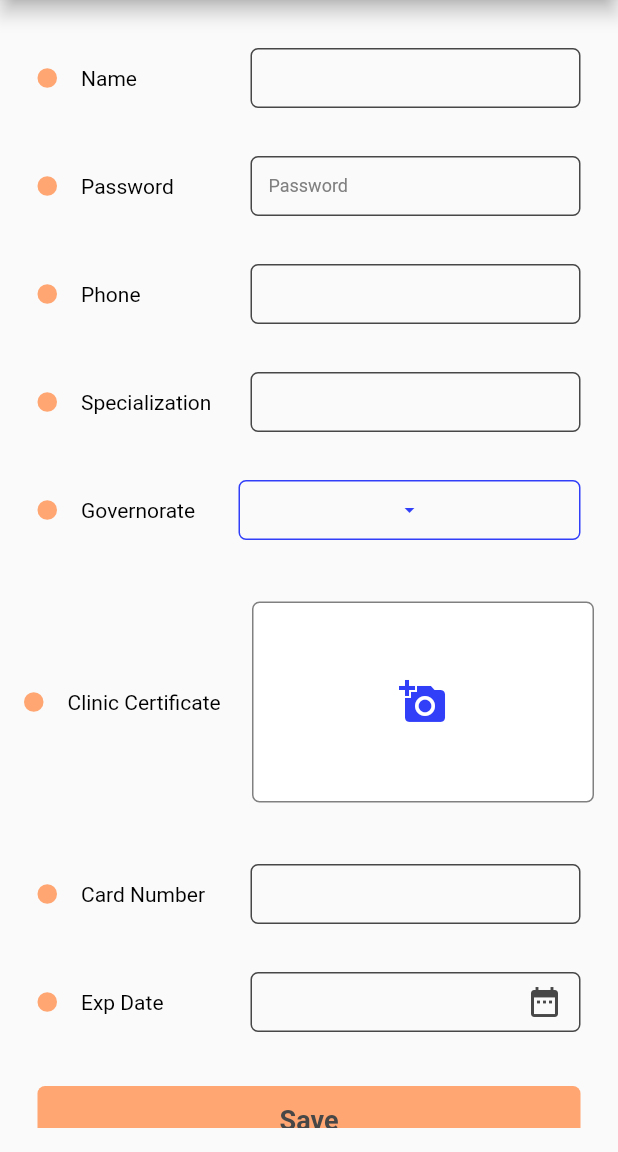
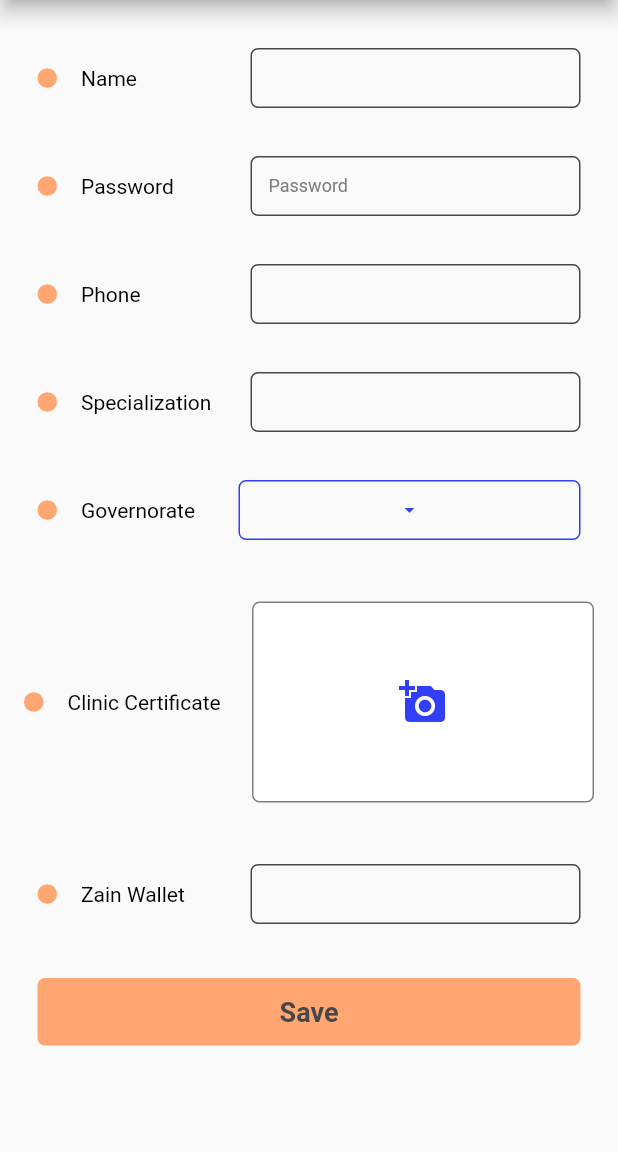
Before and after one commit to MouhamadJar/Field_IQ, a Flutter app: the EditSettingDoctor screen opened directly with empty values, after a tap on the "delete" icon, on a phone screen of 412 x 824 dp, the part 84-1236 px from its top. Run offline on Flutter 3.47's test engine with Material 2 defaults, Android fonts, the phone set to English and light mode, and no system bars; our stand-ins replace animated_splash_screen, curved_navigation_bar, custom_navigation_bar, dio, dropdown_button2, firebase_core and 9 more; missing offline and left inert: dart_jsonwebtoken; accounts and stored records are empty; network calls fail; project files that could hold a hidden picture were left out.

Commit message:
finish Mandoob section finish whatsapp and settings button for meeting

```diff
--- a/lib/class/localization/translation.dart
+++ b/lib/class/localization/translation.dart
@@ -79,8 +79,10 @@ class MyTranslation extends Translations{
       "Clinic Certificate is required" : 'اجازة فتح العيادة مطلوبة',
       "Your Request is Processing" : 'طلبك قيد المعالجة',
       'Phone or Password are incorrect ' : 'رقم الهاتف او كلمة السر غير صحيحة',
-      "Your Profile has een updated" : 'الصفحة الشخصية لقد تم تعديلها'
-
+      "Your Profile has een updated" : 'الصفحة الشخصية لقد تم تعديلها',
+      'Start Meets' : 'بدأ المقابلات',
+      'Start' : 'بدأ',
+      'Zain Wallet' : 'محفظة زين',
     },
     'en' : {
       'SellsMan' : 'SellsMan',
@@ -159,9 +161,10 @@ class MyTranslation extends Translations{
       "Clinic Certificate is required" : "Clinic Certificate is required",
       "Your Request is Processing" : "Your Request is Processing",
       'Phone or Password are incorrect ' : 'Phone or Password are incorrect ',
-      "Your Profile has een updated" : "Your Profile has een updated"
-
-
+      "Your Profile has een updated" : "Your Profile has een updated",
+      'Start Meets' : 'Start Meets',
+      'Start' : 'Start' ,
+      'Zain Wallet' : 'Zain Wallet',
     },
     'ku':  {
       'search for doctor\'s name': 'گه ران له سه ر ناوى دكتور',
@@ -202,6 +205,9 @@ class MyTranslation extends Translations{
       'Language': 'زمانى',
       'Doctor is Available': 'الدكتور متاح',
       'Doctor is not Available': 'الدكتور غير متاح',
+      'Start Meets' : 'Start Meets',
+      'Start' : 'Start',
+      'Zain Wallet' : 'Zain Wallet',
     }
   };
 }
--- a/lib/controller/doctor/doctorinterviewscontroller.dart
+++ b/lib/controller/doctor/doctorinterviewscontroller.dart
@@ -17,7 +17,6 @@ class DoctorInterviewsController extends GetxController  with StateMixin<dynamic
   List<DataInterviewSalesMan> interviewSalesMan = [];
 
   var timeSelected = TimeOfDay.now().obs;
-  //String time= timeSelected.value.toString();
   void setSelected(String value){
     typeSelected.value =  value ;
   }
--- a/lib/view/doctor/screen/editsettingdoctor.dart
+++ b/lib/view/doctor/screen/editsettingdoctor.dart
@@ -143,37 +143,9 @@ class EditSettingDoctor extends StatelessWidget {
                   CustomRowEditSetting(
                     hintText: doctorProfileModel.cvv,
                     myController: controller.phone,
-                    text: 'Card Number'.tr,
+                    text: 'Zain Wallet'.tr,
                     isNumber: true,
                   ),
-                  CustomRowEditSetting(
-                    hintText: doctorProfileModel.exp,
-                    myController: controller.exp,
-                    text: 'Exp Date'.tr,
-                    isNumber: true,
-                    isIcon: true,
-                    iconData: Icons.date_range, onTap: ()async{
-                    var date = await showDatePicker(
-                      context: context,
-                      initialDate: DateTime.now(),
-                      firstDate: DateTime(1900),
-                      lastDate: DateTime(2100),
-                      builder: (context, child) {
-                        return Theme(
-                          data: Theme.of(context).copyWith(
-                            colorScheme: const ColorScheme.light(
-                              primary: AppColor.primaryColor,
-                            ),
-                          ),
-                          child: child!,
-                        );
-                      },
-                    );
-                    controller.exp.text = date.toString().substring(0, 10);
-                     controller.update();
-                  },
-                  ),
-
                   Padding(
                     padding: const EdgeInsets.symmetric(horizontal: 25.0, vertical: 20),
                     child: CustomButton(text: 'Save'.tr, onTap: () { controller.updateProfile(doctorProfileModel.fullName,doctorProfileModel.phone, doctorProfileModel.specialization, doctorProfileModel.exp, doctorProfileModel.cvv,  ); },),
--- a/lib/view/doctor/screen/listwaitiangdetailsdoctor.dart
+++ b/lib/view/doctor/screen/listwaitiangdetailsdoctor.dart
@@ -13,11 +13,11 @@ class ListWaitingDetailsDoctor extends StatelessWidget {
 
   @override
   Widget build(BuildContext context) {
-    void launchWhatsApp() async {
+    void launchWhatsApp(String number) async {
       final Uri whatsappLaunchUri = Uri(
         scheme: 'https',
         host: 'wa.me',
-        path: '/9647822283347/',
+        path: '/$number/',
         query: 'com.whatsapp',
       );
       await launchUrl(whatsappLaunchUri,mode: LaunchMode.externalApplication);
@@ -92,7 +92,7 @@ class ListWaitingDetailsDoctor extends StatelessWidget {
             ),
             InkWell(
               onTap: (){
-                launchWhatsApp();
+                launchWhatsApp(dataInterviewSalesMan.phone);
               },
               child: Padding(
                 padding: const EdgeInsets.symmetric(horizontal: 16.0),
--- a/lib/view/doctor/screen/settingsdoctor.dart
+++ b/lib/view/doctor/screen/settingsdoctor.dart
@@ -141,10 +141,9 @@ class SettingsDoctor extends GetView<SettingPageDoctorController> {
                 urlImage: controller.profileModel.image,
               ),
               CustomWaitingListDetails(
-                  text: 'Card Number'.tr, info: controller.profileModel.cvv),
-              CustomWaitingListDetails(
-                  text: 'Exp Date'.tr, info: controller.profileModel.exp),
+                  text: 'Zain Wallet'.tr, info: controller.profileModel.cvv),
               const SettingsLanguageChanger(),
+              SettingsStartMeets(),
               const SizedBox(
                 height: 50,
               )
```
Also changed, not shown: lib/models/mandoob/appointment.dart (+11 -2 lines), lib/view/doctor/screen/waitinglistdoctor.dart (+20 -27 lines), lib/view/doctor/widget/customrowlang.dart (+45 -7 lines).
